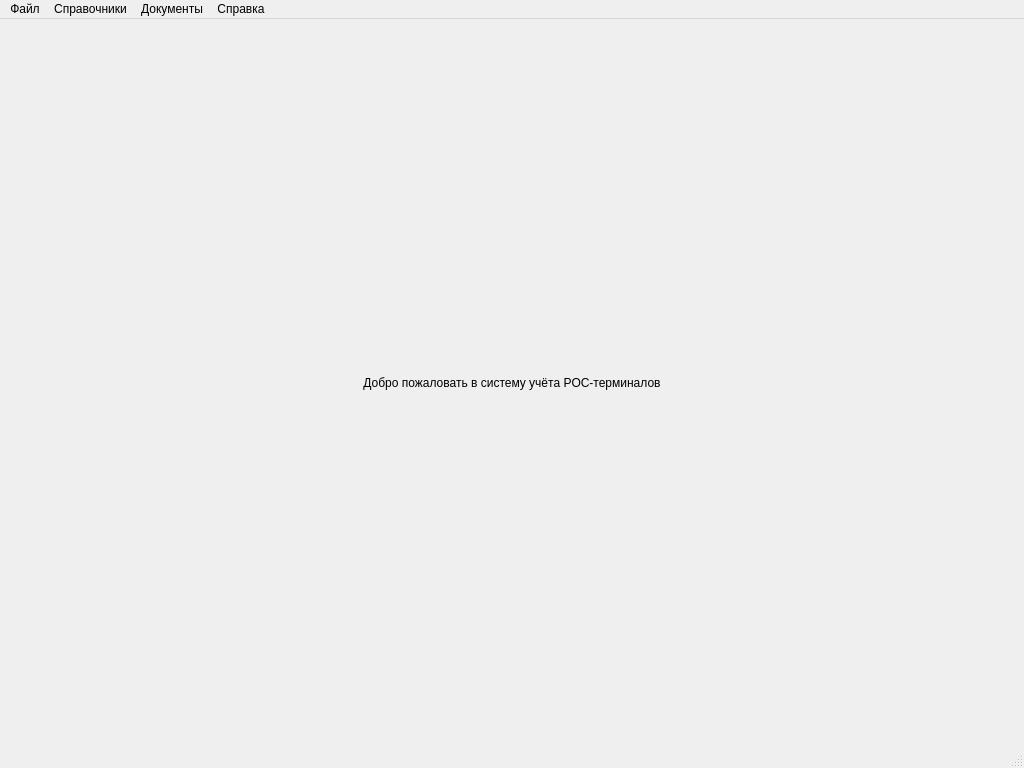
Old version of the form src/ui/mainwindow.ui in the repository Smurf72T/POC_Terminal_Tracker.
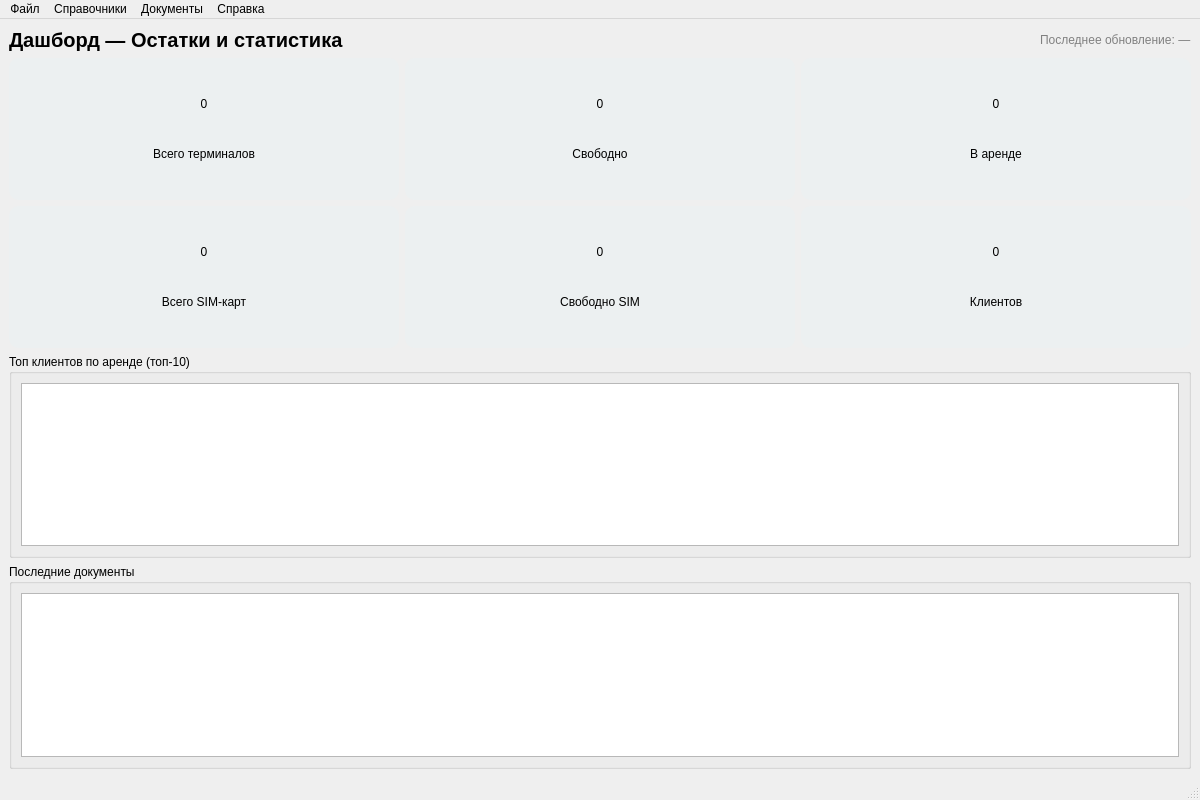
New version of the form.

Diff of the .ui file:
```diff
--- a/src/ui/mainwindow.ui
+++ b/src/ui/mainwindow.ui
@@ -6,8 +6,8 @@
    <rect>
     <x>0</x>
     <y>0</y>
-    <width>1024</width>
-    <height>768</height>
+    <width>1200</width>
+    <height>800</height>
    </rect>
   </property>
   <property name="windowTitle">
@@ -16,13 +16,278 @@
   <widget class="QWidget" name="centralwidget">
    <layout class="QVBoxLayout" name="verticalLayout">
     <item>
-     <widget class="QLabel" name="labelWelcome">
-      <property name="text">
-       <string>Добро пожаловать в систему учёта POC-терминалов</string>
+     <layout class="QHBoxLayout" name="headerLayout">
+      <item>
+       <widget class="QLabel" name="labelTitle">
+        <property name="styleSheet">
+         <string>QLabel { font-size: 20px; font-weight: bold; }</string>
+        </property>
+        <property name="text">
+         <string>Дашборд — Остатки и статистика</string>
+        </property>
+       </widget>
+      </item>
+      <item>
+       <spacer name="horizontalSpacer">
+        <property name="orientation">
+         <enum>Qt::Orientation::Horizontal</enum>
+        </property>
+        <property name="sizeHint" stdset="0">
+         <size>
+          <width>0</width>
+          <height>0</height>
+         </size>
+        </property>
+       </spacer>
+      </item>
+      <item>
+       <widget class="QLabel" name="labelLastUpdate">
+        <property name="styleSheet">
+         <string>QLabel { color: gray; }</string>
+        </property>
+        <property name="text">
+         <string>Последнее обновление: —</string>
+        </property>
+       </widget>
+      </item>
+     </layout>
+    </item>
+    <item>
+     <layout class="QGridLayout" name="countersLayout">
+      <item row="0" column="0">
+       <widget class="QFrame" name="frameTotalTerminals">
+        <property name="styleSheet">
+         <string>QFrame { background-color: #ecf0f1; border-radius: 10px; padding: 15px; }</string>
+        </property>
+        <property name="frameShape">
+         <enum>QFrame::Shape::StyledPanel</enum>
+        </property>
+        <property name="frameShadow">
+         <enum>QFrame::Shadow::Raised</enum>
+        </property>
+        <layout class="QVBoxLayout" name="verticalLayout_2">
+         <item>
+          <widget class="QLabel" name="labelValueTotal">
+           <property name="text">
+            <string>0</string>
+           </property>
+           <property name="alignment">
+            <set>Qt::AlignmentFlag::AlignCenter</set>
+           </property>
+          </widget>
+         </item>
+         <item>
+          <widget class="QLabel" name="labelNameTotal">
+           <property name="text">
+            <string>Всего терминалов</string>
+           </property>
+           <property name="alignment">
+            <set>Qt::AlignmentFlag::AlignCenter</set>
+           </property>
+          </widget>
+         </item>
+        </layout>
+       </widget>
+      </item>
+      <item row="0" column="1">
+       <widget class="QFrame" name="frameFreeTerminals">
+        <property name="styleSheet">
+         <string>QFrame { background-color: #ecf0f1; border-radius: 10px; padding: 15px; }</string>
+        </property>
+        <property name="frameShape">
+         <enum>QFrame::Shape::StyledPanel</enum>
+        </property>
+        <property name="frameShadow">
+         <enum>QFrame::Shadow::Raised</enum>
+        </property>
+        <layout class="QVBoxLayout">
+         <item>
+          <widget class="QLabel" name="labelValueFree">
+           <property name="text">
+            <string>0</string>
+           </property>
+           <property name="alignment">
+            <set>Qt::AlignmentFlag::AlignCenter</set>
+           </property>
+          </widget>
+         </item>
+         <item>
+          <widget class="QLabel" name="labelNameFree">
+           <property name="text">
+            <string>Свободно</string>
+           </property>
+           <property name="alignment">
+            <set>Qt::AlignmentFlag::AlignCenter</set>
+           </property>
+          </widget>
+         </item>
+        </layout>
+       </widget>
+      </item>
+      <item row="0" column="2">
+       <widget class="QFrame" name="frameRentedTerminals">
+        <property name="styleSheet">
+         <string>QFrame { background-color: #ecf0f1; border-radius: 10px; padding: 15px; }</string>
+        </property>
+        <property name="frameShape">
+         <enum>QFrame::Shape::StyledPanel</enum>
+        </property>
+        <property name="frameShadow">
+         <enum>QFrame::Shadow::Raised</enum>
+        </property>
+        <layout class="QVBoxLayout">
+         <item>
+          <widget class="QLabel" name="labelValueRented">
+           <property name="text">
+            <string>0</string>
+           </property>
+           <property name="alignment">
+            <set>Qt::AlignmentFlag::AlignCenter</set>
+           </property>
+          </widget>
+         </item>
+         <item>
+          <widget class="QLabel" name="labelNameRented">
+           <property name="text">
+            <string>В аренде</string>
+           </property>
+           <property name="alignment">
+            <set>Qt::AlignmentFlag::AlignCenter</set>
+           </property>
+          </widget>
+         </item>
+        </layout>
+       </widget>
+      </item>
+      <item row="1" column="0">
+       <widget class="QFrame" name="frameTotalSIM">
+        <property name="styleSheet">
+         <string>QFrame { background-color: #ecf0f1; border-radius: 10px; padding: 15px; }</string>
+        </property>
+        <property name="frameShape">
+         <enum>QFrame::Shape::StyledPanel</enum>
+        </property>
+        <property name="frameShadow">
+         <enum>QFrame::Shadow::Raised</enum>
+        </property>
+        <layout class="QVBoxLayout">
+         <item>
+          <widget class="QLabel" name="labelValueTotalSIM">
+           <property name="text">
+            <string>0</string>
+           </property>
+           <property name="alignment">
+            <set>Qt::AlignmentFlag::AlignCenter</set>
+           </property>
+          </widget>
+         </item>
+         <item>
+          <widget class="QLabel" name="labelNameTotalSIM">
+           <property name="text">
+            <string>Всего SIM-карт</string>
+           </property>
+           <property name="alignment">
+            <set>Qt::AlignmentFlag::AlignCenter</set>
+           </property>
+          </widget>
+         </item>
+        </layout>
+       </widget>
+      </item>
+      <item row="1" column="1">
+       <widget class="QFrame" name="frameFreeSIM">
+        <property name="styleSheet">
+         <string>QFrame { background-color: #ecf0f1; border-radius: 10px; padding: 15px; }</string>
+        </property>
+        <property name="frameShape">
+         <enum>QFrame::Shape::StyledPanel</enum>
+        </property>
+        <property name="frameShadow">
+         <enum>QFrame::Shadow::Raised</enum>
+        </property>
+        <layout class="QVBoxLayout">
+         <item>
+          <widget class="QLabel" name="labelValueFreeSIM">
+           <property name="text">
+            <string>0</string>
+           </property>
+           <property name="alignment">
+            <set>Qt::AlignmentFlag::AlignCenter</set>
+           </property>
+          </widget>
+         </item>
+         <item>
+          <widget class="QLabel" name="labelNameFreeSIM">
+           <property name="text">
+            <string>Свободно SIM</string>
+           </property>
+           <property name="alignment">
+            <set>Qt::AlignmentFlag::AlignCenter</set>
+           </property>
+          </widget>
+         </item>
+        </layout>
+       </widget>
+      </item>
+      <item row="1" column="2">
+       <widget class="QFrame" name="frameClients">
+        <property name="styleSheet">
+         <string>QFrame { background-color: #ecf0f1; border-radius: 10px; padding: 15px; }</string>
+        </property>
+        <property name="frameShape">
+         <enum>QFrame::Shape::StyledPanel</enum>
+        </property>
+        <property name="frameShadow">
+         <enum>QFrame::Shadow::Raised</enum>
+        </property>
+        <layout class="QVBoxLayout">
+         <item>
+          <widget class="QLabel" name="labelValueClients">
+           <property name="text">
+            <string>0</string>
+           </property>
+           <property name="alignment">
+            <set>Qt::AlignmentFlag::AlignCenter</set>
+           </property>
+          </widget>
+         </item>
+         <item>
+          <widget class="QLabel" name="labelNameClients">
+           <property name="text">
+            <string>Клиентов</string>
+           </property>
+           <property name="alignment">
+            <set>Qt::AlignmentFlag::AlignCenter</set>
+           </property>
+          </widget>
+         </item>
+        </layout>
+       </widget>
+      </item>
+     </layout>
+    </item>
+    <item>
+     <widget class="QGroupBox" name="groupBoxTopClients">
+      <property name="title">
+       <string>Топ клиентов по аренде (топ-10)</string>
       </property>
-      <property name="alignment">
-       <set>Qt::AlignmentFlag::AlignCenter</set>
+      <layout class="QVBoxLayout" name="verticalLayout_3">
+       <item>
+        <widget class="QTableView" name="tableViewTopClients"/>
+       </item>
+      </layout>
+     </widget>
+    </item>
+    <item>
+     <widget class="QGroupBox" name="groupBoxRecentDocs">
+      <property name="title">
+       <string>Последние документы</string>
       </property>
+      <layout class="QVBoxLayout" name="verticalLayout_4">
+       <item>
+        <widget class="QTableView" name="tableViewRecentDocs"/>
+       </item>
+      </layout>
      </widget>
     </item>
    </layout>
@@ -32,7 +297,7 @@
     <rect>
      <x>0</x>
      <y>0</y>
-     <width>1024</width>
+     <width>1200</width>
      <height>22</height>
     </rect>
    </property>
@@ -46,18 +311,6 @@
     <addaction name="actionSIMCards"/>
     <addaction name="actionTerminals"/>
    </widget>
-   <widget class="QMenu" name="menuFile">
-    <property name="title">
-     <string>Файл</string>
-    </property>
-    <addaction name="actionExit"/>
-   </widget>
-   <widget class="QMenu" name="menuHelp">
-    <property name="title">
-     <string>Справка</string>
-    </property>
-    <addaction name="actionAbout"/>
-   </widget>
    <widget class="QMenu" name="menuDocuments">
     <property name="title">
      <string>Документы</string>
@@ -70,7 +323,18 @@
     <addaction name="actionArchiveReceipt"/>
     <addaction name="actionArchiveRental"/>
     <addaction name="actionArchiveReturn"/>
-    <addaction name="actionArchivePayment"/>
+   </widget>
+   <widget class="QMenu" name="menuFile">
+    <property name="title">
+     <string>Файл</string>
+    </property>
+    <addaction name="actionExit"/>
+   </widget>
+   <widget class="QMenu" name="menuHelp">
+    <property name="title">
+     <string>Справка</string>
+    </property>
+    <addaction name="actionAbout"/>
    </widget>
    <addaction name="menuFile"/>
    <addaction name="menuDictionaries"/>
```
Left out of the diff: 17 changed lines with no effect on the pictures.
